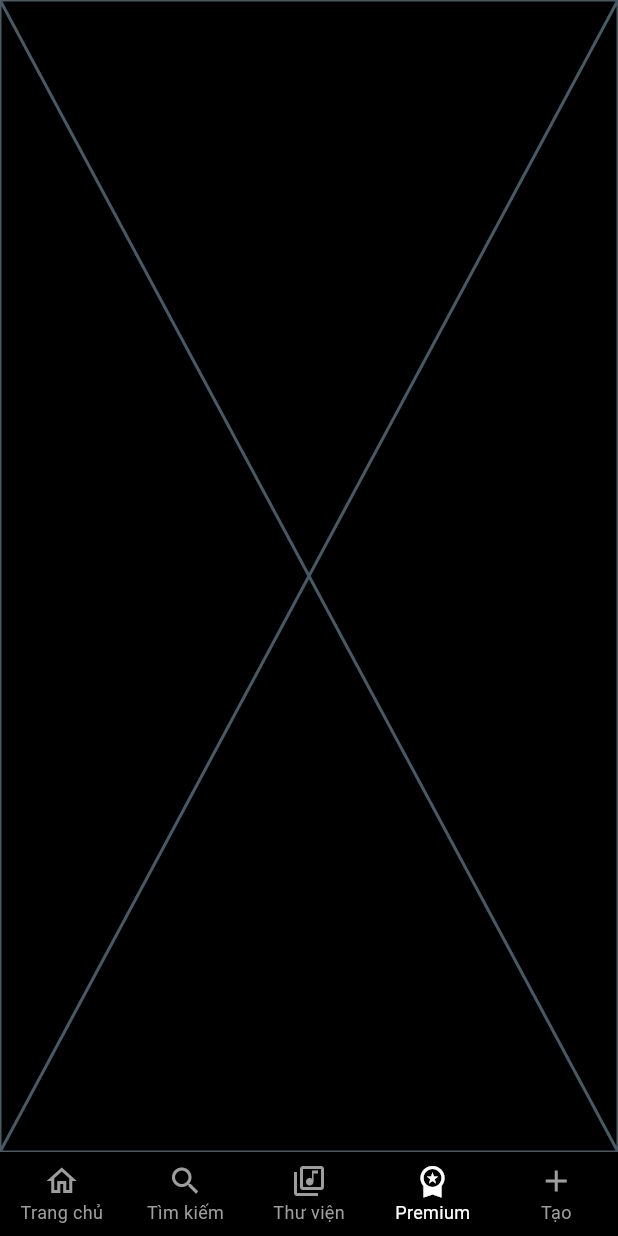
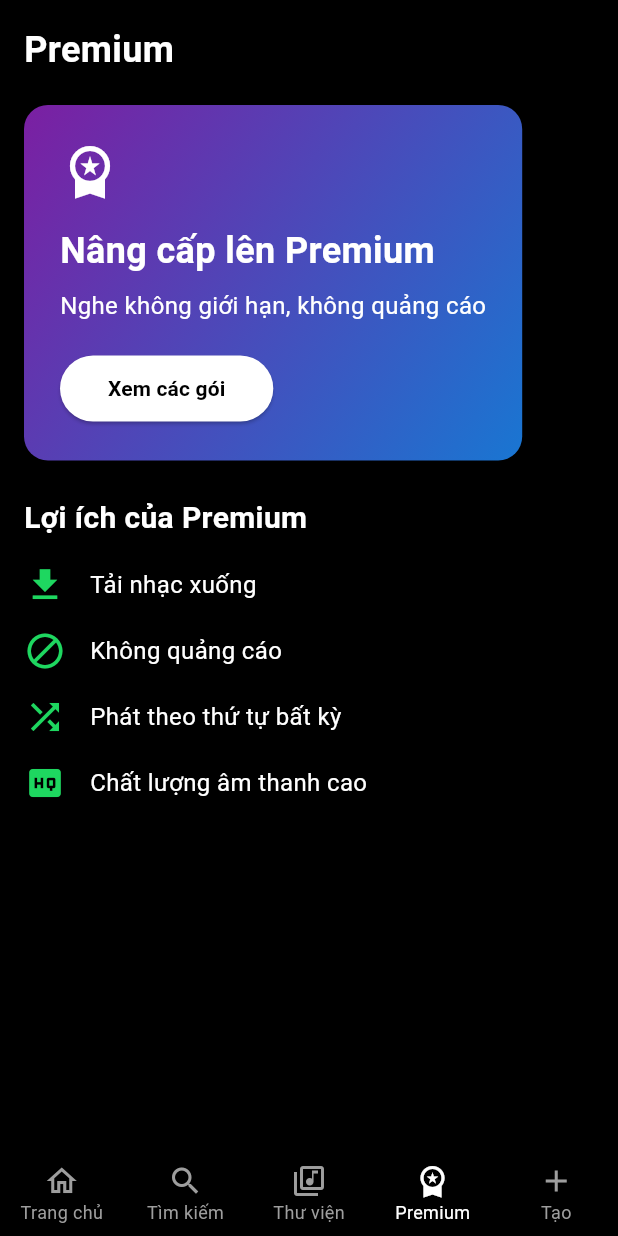
Before and after one commit to khanh21s/2025_LTTBDD_N05_DOAN_VAN_KHANH, a Flutter app: the screen it shows after launch, item 4 of the bottom bar chosen, on a phone screen of 412 x 824 dp. Run offline on Flutter 3.47's test engine with Material 3 defaults, Android fonts, the phone set to English and light mode, and no system bars; our stand-ins replace just_audio; network calls fail.

Commit message:
them trang premium

```diff
--- a/lib/pages/premium_page.dart
+++ b/lib/pages/premium_page.dart
@@ -5,6 +5,103 @@ class PremiumPage extends StatelessWidget {
 
   @override
   Widget build(BuildContext context) {
-    return const Placeholder();
+    return SafeArea(
+      child: SingleChildScrollView(
+        child: Padding(
+          padding: const EdgeInsets.all(16.0),
+          child: Column(
+            crossAxisAlignment: CrossAxisAlignment.start,
+            children: [
+              const Text(
+                'Premium',
+                style: TextStyle(
+                  color: Colors.white,
+                  fontSize: 24,
+                  fontWeight: FontWeight.bold,
+                ),
+              ),
+              const SizedBox(height: 20),
+              Container(
+                padding: const EdgeInsets.all(24),
+                decoration: BoxDecoration(
+                  gradient: LinearGradient(
+                    colors: [Colors.purple[700]!, Colors.blue[700]!],
+                    begin: Alignment.topLeft,
+                    end: Alignment.bottomRight,
+                  ),
+                  borderRadius: BorderRadius.circular(16),
+                ),
+                child: Column(
+                  crossAxisAlignment: CrossAxisAlignment.start,
+                  children: [
+                    const Icon(Icons.workspace_premium, color: Colors.white, size: 40),
+                    const SizedBox(height: 16),
+                    const Text(
+                      'Nâng cấp lên Premium',
+                      style: TextStyle(
+                        color: Colors.white,
+                        fontSize: 24,
+                        fontWeight: FontWeight.bold,
+                      ),
+                    ),
+                    const SizedBox(height: 8),
+                    const Text(
+                      'Nghe không giới hạn, không quảng cáo',
+                      style: TextStyle(color: Colors.white, fontSize: 16),
+                    ),
+                    const SizedBox(height: 20),
+                    ElevatedButton(
+                      onPressed: () {},
+                      style: ElevatedButton.styleFrom(
+                        backgroundColor: Colors.white,
+                        foregroundColor: Colors.black,
+                        padding: const EdgeInsets.symmetric(horizontal: 32, vertical: 12),
+                        shape: RoundedRectangleBorder(
+                          borderRadius: BorderRadius.circular(24),
+                        ),
+                      ),
+                      child: const Text(
+                        'Xem các gói',
+                        style: TextStyle(fontWeight: FontWeight.bold),
+                      ),
+                    ),
+                  ],
+                ),
+              ),
+              const SizedBox(height: 24),
+              const Text(
+                'Lợi ích của Premium',
+                style: TextStyle(
+                  color: Colors.white,
+                  fontSize: 20,
+                  fontWeight: FontWeight.bold,
+                ),
+              ),
+              const SizedBox(height: 16),
+              _buildBenefitItem(Icons.download, 'Tải nhạc xuống'),
+              _buildBenefitItem(Icons.block, 'Không quảng cáo'),
+              _buildBenefitItem(Icons.shuffle, 'Phát theo thứ tự bất kỳ'),
+              _buildBenefitItem(Icons.high_quality, 'Chất lượng âm thanh cao'),
+            ],
+          ),
+        ),
+      ),
+    );
+  }
+
+  Widget _buildBenefitItem(IconData icon, String text) {
+    return Padding(
+      padding: const EdgeInsets.only(bottom: 16.0),
+      child: Row(
+        children: [
+          Icon(icon, color: Color(0xFF1ED760), size: 28),
+          const SizedBox(width: 16),
+          Text(
+            text,
+            style: const TextStyle(color: Colors.white, fontSize: 16),
+          ),
+        ],
+      ),
+    );
   }
 }
```
